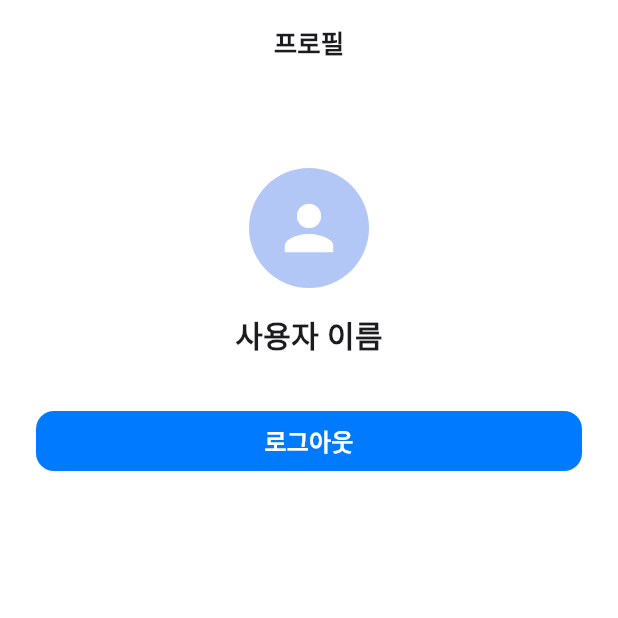
After one commit to gwon7210/gaechuk_app, a Flutter app: the ProfileScreen screen opened directly, on a phone screen of 412 x 824 dp, the top half of it. The commit adds this screen. Run offline on Flutter 3.47's test engine with Material 3 defaults, Android fonts, the phone set to English and light mode, and no system bars; our stand-ins replace image_picker, shared_preferences; accounts and stored records are empty; network calls fail; Roboto replaces fonts that are missing (Pretendard).

Commit message:
프로필 화면 및 네비게이션 바 UX 개선 (탭 전환 구조, 뒤로가기 제거)

```diff
--- a/lib/screens/main_home_screen.dart
+++ b/lib/screens/main_home_screen.dart
@@ -3,6 +3,7 @@ import 'write_post_screen.dart';
 import 'write_omukwan_screen.dart';
 import '../services/api_service.dart';
 import 'dart:async';
+import 'profile_screen.dart';
 
 class MainHomeScreen extends StatefulWidget {
   const MainHomeScreen({Key? key}) : super(key: key);
@@ -198,10 +199,9 @@ class _MainHomeScreenState extends State<MainHomeScreen> {
 
   @override
   Widget build(BuildContext context) {
-    return Scaffold(
-      backgroundColor: const Color(0xFFF8F9FB),
-      body: SafeArea(
-        child: Column(
+    Widget body;
+    if (_bottomIndex == 0) {
+      body = Column(
         children: [
           // 카테고리 탭
           Padding(
@@ -237,10 +237,19 @@ class _MainHomeScreenState extends State<MainHomeScreen> {
             ),
           ),
         ],
-        ),
-      ),
+      );
+    } else if (_bottomIndex == 2) {
+      body = const ProfileScreen();
+    } else {
+      body = const Center(child: Text('소모임(추후 구현)'));
+    }
+
+    return Scaffold(
+      backgroundColor: const Color(0xFFF8F9FB),
+      body: SafeArea(child: body),
       bottomNavigationBar: _buildBottomBar(),
-      floatingActionButton: Container(
+      floatingActionButton: _bottomIndex == 0
+          ? Container(
               height: 240,
               width: 72,
               child: Stack(
@@ -259,7 +268,8 @@ class _MainHomeScreenState extends State<MainHomeScreen> {
                             Navigator.push(
                               context,
                               MaterialPageRoute(
-                            builder: (context) => const WriteOmukwanScreen()),
+                                  builder: (context) =>
+                                      const WriteOmukwanScreen()),
                             ).then((_) {
                               if (mounted) {
                                 _loadPosts(refresh: true);
@@ -290,7 +300,8 @@ class _MainHomeScreenState extends State<MainHomeScreen> {
                             Navigator.push(
                               context,
                               MaterialPageRoute(
-                            builder: (context) => const WritePostScreen()),
+                                  builder: (context) =>
+                                      const WritePostScreen()),
                             );
                           },
                           backgroundColor: const Color(0xFF7BA7F7),
@@ -326,7 +337,8 @@ class _MainHomeScreenState extends State<MainHomeScreen> {
                   ),
                 ],
               ),
-      ),
+            )
+          : null,
     );
   }
 
@@ -586,7 +598,9 @@ class _MainHomeScreenState extends State<MainHomeScreen> {
         BottomNavigationBarItem(icon: Icon(Icons.person), label: '프로필'),
       ],
       currentIndex: _bottomIndex,
-      onTap: (idx) => setState(() => _bottomIndex = idx),
+      onTap: (idx) {
+        setState(() => _bottomIndex = idx);
+      },
       elevation: 8,
     );
   }
--- /dev/null
+++ b/lib/screens/profile_screen.dart
@@ -0,0 +1,72 @@
+import 'package:flutter/material.dart';
+
+class ProfileScreen extends StatelessWidget {
+  const ProfileScreen({Key? key}) : super(key: key);
+
+  @override
+  Widget build(BuildContext context) {
+    return Scaffold(
+      appBar: AppBar(
+        title: const Text('프로필'),
+        centerTitle: true,
+        backgroundColor: Colors.white,
+        elevation: 0,
+        automaticallyImplyLeading: false,
+        titleTextStyle: const TextStyle(
+          color: Color(0xFF1C1C1E),
+          fontSize: 17,
+          fontWeight: FontWeight.w600,
+        ),
+      ),
+      backgroundColor: Colors.white,
+      body: Padding(
+        padding: const EdgeInsets.all(24.0),
+        child: Column(
+          crossAxisAlignment: CrossAxisAlignment.center,
+          children: [
+            const SizedBox(height: 32),
+            const CircleAvatar(
+              radius: 40,
+              backgroundColor: Color(0xFFB3C7F7),
+              child: Icon(Icons.person, size: 48, color: Colors.white),
+            ),
+            const SizedBox(height: 16),
+            const Text(
+              '사용자 이름',
+              style: TextStyle(
+                fontSize: 20,
+                fontWeight: FontWeight.w600,
+                color: Color(0xFF1C1C1E),
+              ),
+            ),
+            const SizedBox(height: 32),
+            SizedBox(
+              width: double.infinity,
+              child: ElevatedButton(
+                onPressed: () {
+                  // TODO: 로그아웃 기능 구현
+                  Navigator.pop(context);
+                },
+                style: ElevatedButton.styleFrom(
+                  backgroundColor: const Color(0xFF007AFF),
+                  shape: RoundedRectangleBorder(
+                    borderRadius: BorderRadius.circular(12),
+                  ),
+                  elevation: 0,
+                ),
+                child: const Text(
+                  '로그아웃',
+                  style: TextStyle(
+                    fontSize: 16,
+                    fontWeight: FontWeight.w600,
+                    color: Colors.white,
+                  ),
+                ),
+              ),
+            ),
+          ],
+        ),
+      ),
+    );
+  }
+}
```
Lines whose indentation alone changed are shown as unchanged.
